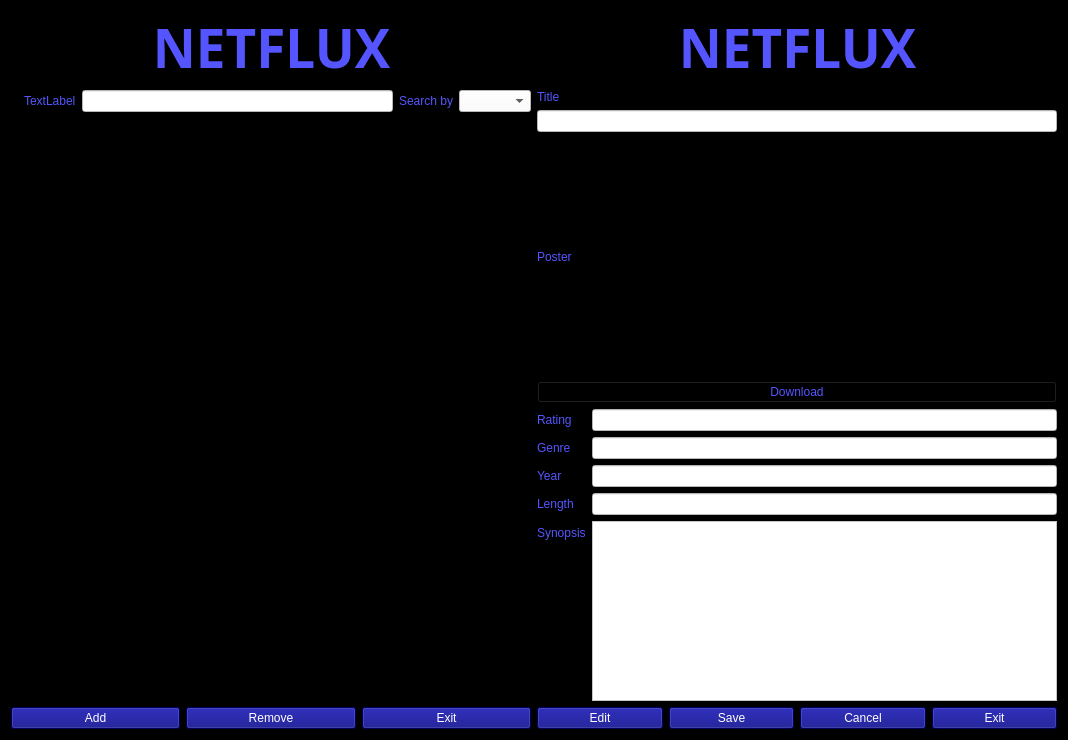
omrmeh/netflux, file NetfluxApp/widget.ui: the form before one commit.
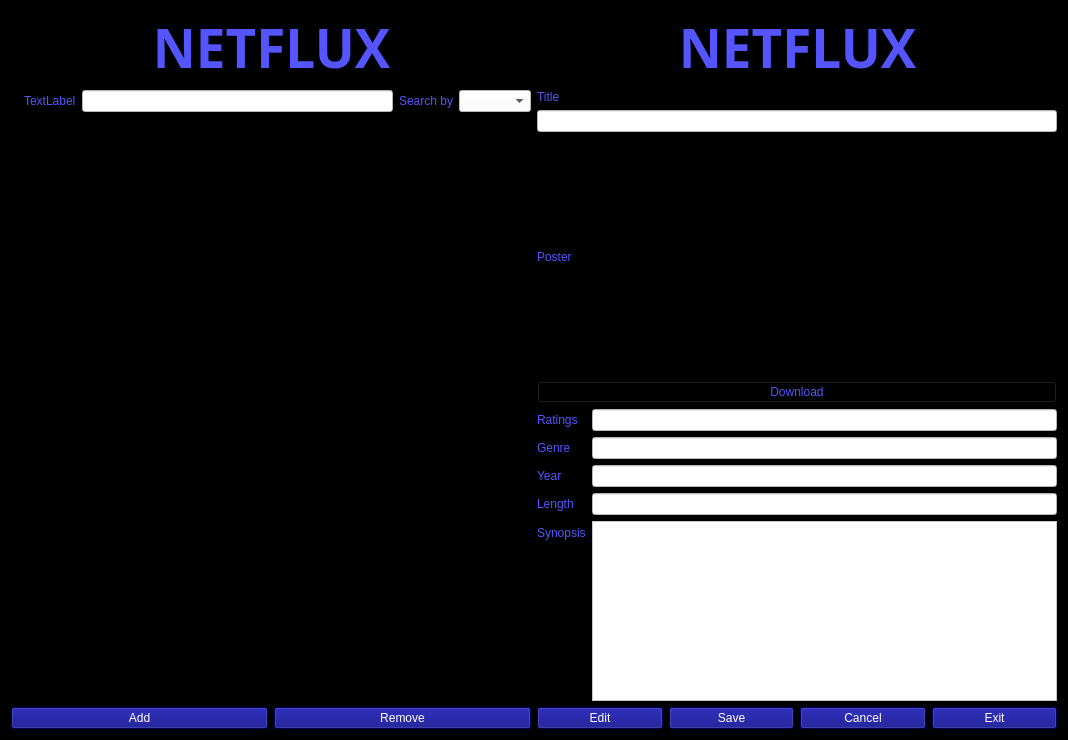
The form after the commit.

```diff
--- a/NetfluxApp/widget.ui
+++ b/NetfluxApp/widget.ui
@@ -176,17 +176,6 @@
          </property>
         </widget>
        </item>
-       <item>
-        <widget class="QPushButton" name="pbExit">
-         <property name="styleSheet">
-          <string notr="true">background-color: rgb(0, 0, 127);
-color: rgb(255, 255, 255);</string>
-         </property>
-         <property name="text">
-          <string>Exit</string>
-         </property>
-        </widget>
-       </item>
       </layout>
      </item>
     </layout>
@@ -315,7 +304,7 @@
      <item row="0" column="0">
       <widget class="QLabel" name="label_9">
        <property name="text">
-        <string>Rating</string>
+        <string>Ratings</string>
        </property>
       </widget>
      </item>
```
Left out of the diff: 69 changed lines with no effect on the pictures.
